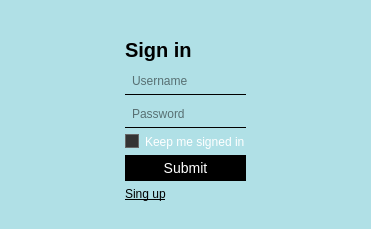
This is training-diary/login.ui in userDymon/training-diary as Qt 5 draws it before an edit. The edited form follows.
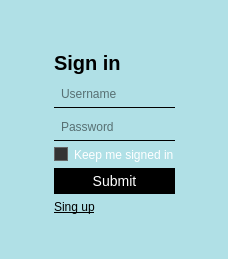
This is the edited form.

The edit to the form file:
```diff
--- a/training-diary/login.ui
+++ b/training-diary/login.ui
@@ -6,8 +6,8 @@
    <rect>
     <x>0</x>
     <y>0</y>
-    <width>371</width>
-    <height>229</height>
+    <width>228</width>
+    <height>259</height>
    </rect>
   </property>
   <property name="windowTitle">
```
